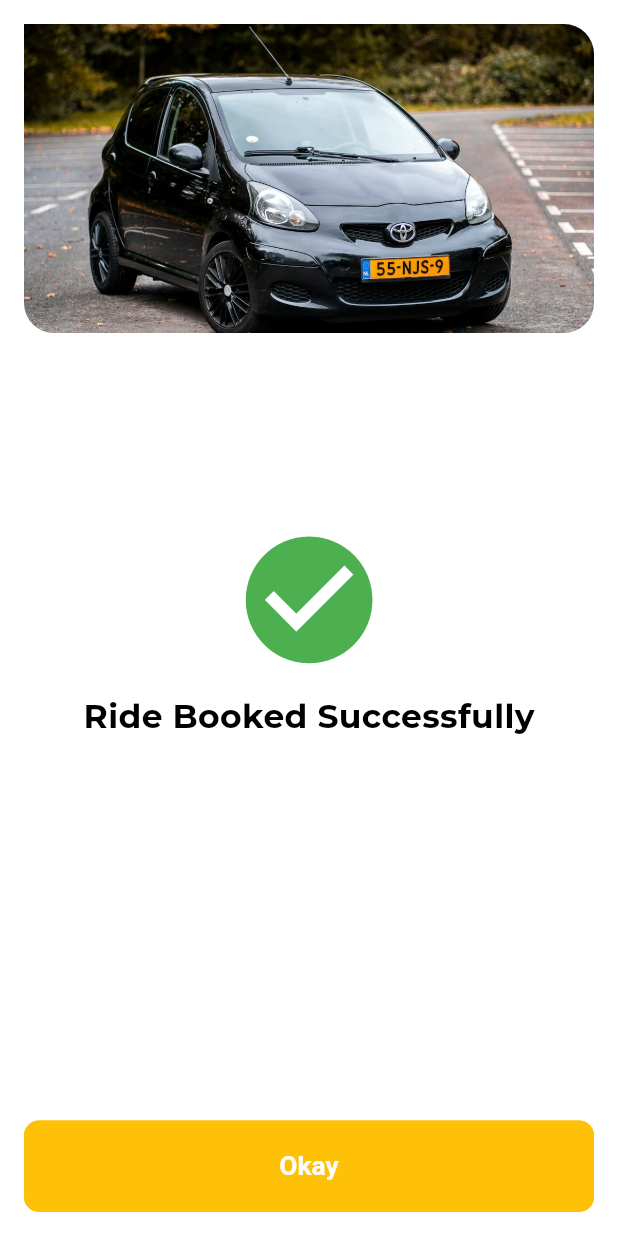
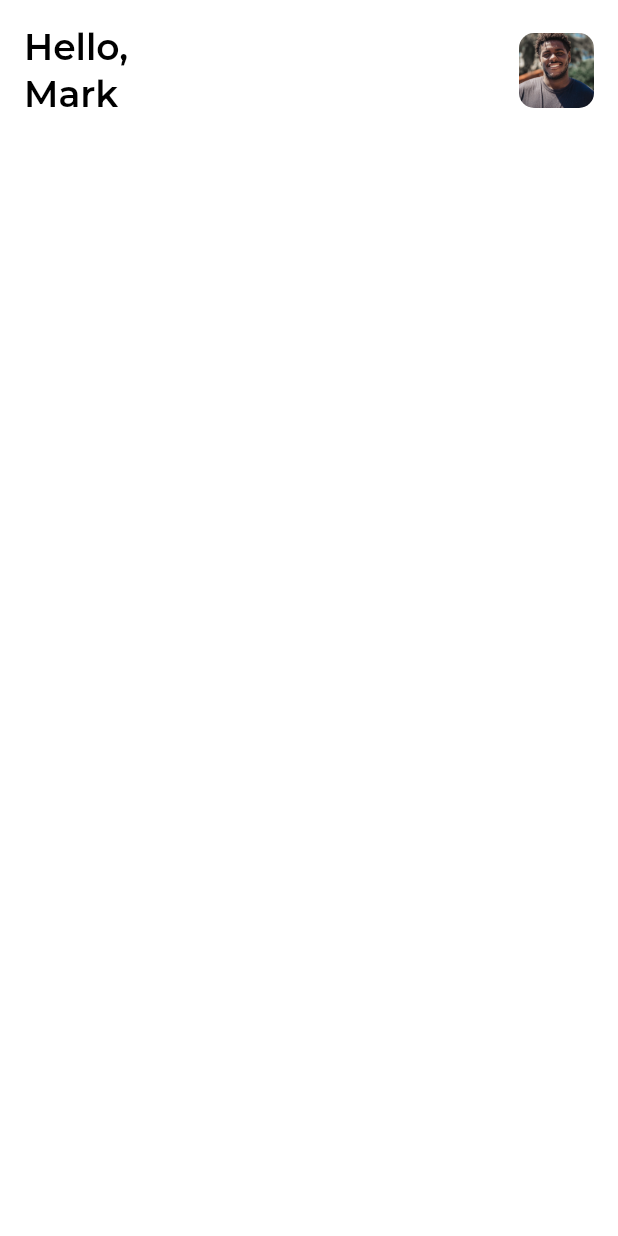
Before and after one commit to Cabu-Cabu/Cabu-Cabu-user-mobile, a Flutter app: the screen it shows after launch, on a phone screen of 412 x 824 dp. Run offline on Flutter 3.47's test engine with Material 3 defaults, Android fonts, the phone set to English and light mode, and no system bars; our stand-ins replace flutter_screenutil, flutter_svg, logger, shared_preferences, sliding_up_panel; project files that could hold a hidden picture were left out.

Commit message:
wip: Add Profile Screen component

```diff
--- a/lib/app_view.dart
+++ b/lib/app_view.dart
@@ -1,6 +1,6 @@
 import 'package:cabu_cabu_user_mobile/src/core/utils/constants/texts.dart';
 import 'package:cabu_cabu_user_mobile/src/core/utils/theme/theme.dart';
-import 'package:cabu_cabu_user_mobile/src/features/ride_booking/presentation/screens/ride_booked_successful_screen.dart';
+import 'package:cabu_cabu_user_mobile/src/features/personalization/presentation/screens/profile_screen.dart';
 import 'package:flutter/material.dart';
 import 'package:flutter_screenutil/flutter_screenutil.dart';
 
@@ -16,7 +16,7 @@ class AppView extends StatelessWidget {
         theme: AppTheme.lightTheme,
         // darkTheme: AppTheme.darkTheme,
         debugShowCheckedModeBanner: false,
-        home: const RideBookedSuccessfulScreen(),
+        home: const ProfileScreen(),
       ),
     );
   }
--- a/lib/src/core/components/custom_shapes/images/rounded_image.dart
+++ b/lib/src/core/components/custom_shapes/images/rounded_image.dart
@@ -15,7 +15,7 @@ class AppRoundedImage extends StatelessWidget {
     required this.image,
     required this.height,
     required this.width,
-    required this.radius,
+    this.radius = 10,
     this.showBorder = false,
     this.borderColor = AppColors.primary,
   });
--- a/lib/src/core/utils/constants/sizes.dart
+++ b/lib/src/core/utils/constants/sizes.dart
@@ -66,6 +66,7 @@ class AppSizes {
 
   // Default spaces between sections
   static final double defaultSpace = 24.0.w;
+  static const double defaultPadding = 16.0;
   static const double spaceBtwItems = 16.0;
   static const double spaceBtwSections = 32.0;
 
--- /dev/null
+++ b/lib/src/features/personalization/presentation/screens/profile_screen.dart
@@ -0,0 +1,38 @@
+import 'package:cabu_cabu_user_mobile/src/core/components/custom_shapes/images/rounded_image.dart';
+import 'package:cabu_cabu_user_mobile/src/core/utils/constants/extentions.dart';
+import 'package:cabu_cabu_user_mobile/src/core/utils/constants/image_strings.dart';
+import 'package:cabu_cabu_user_mobile/src/core/utils/constants/sizes.dart';
+import 'package:flutter/material.dart';
+
+class ProfileScreen extends StatelessWidget {
+  const ProfileScreen({super.key});
+
+  @override
+  Widget build(BuildContext context) {
+    return Scaffold(
+      body: SafeArea(
+        child: Padding(
+          padding: const EdgeInsets.all(AppSizes.defaultPadding),
+          child: Column(
+            children: [
+              Row(
+                mainAxisAlignment: MainAxisAlignment.spaceBetween,
+                children: [
+                  Text(
+                    'Hello,\nMark',
+                    style: context.textTheme.headlineMedium,
+                  ),
+                  const AppRoundedImage(
+                    image: AppImages.person2,
+                    height: 50,
+                    width: 50,
+                  ),
+                ],
+              ),
+            ],
+          ),
+        ),
+      ),
+    );
+  }
+}
```
Also changed, not shown: 10 other files.
